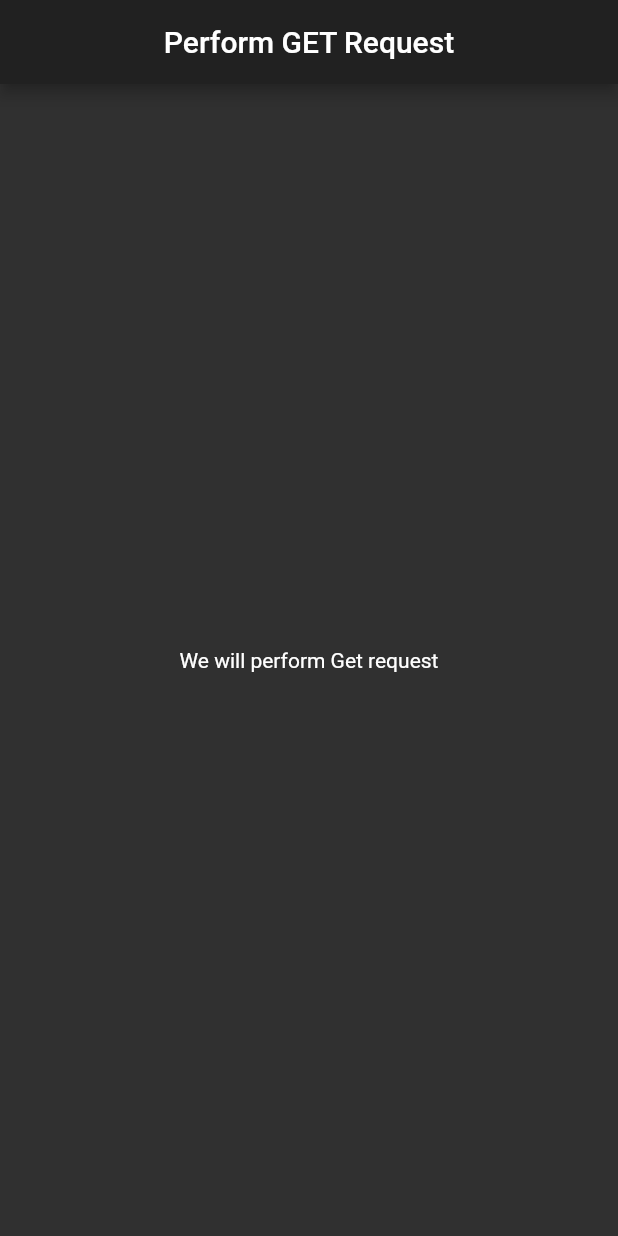
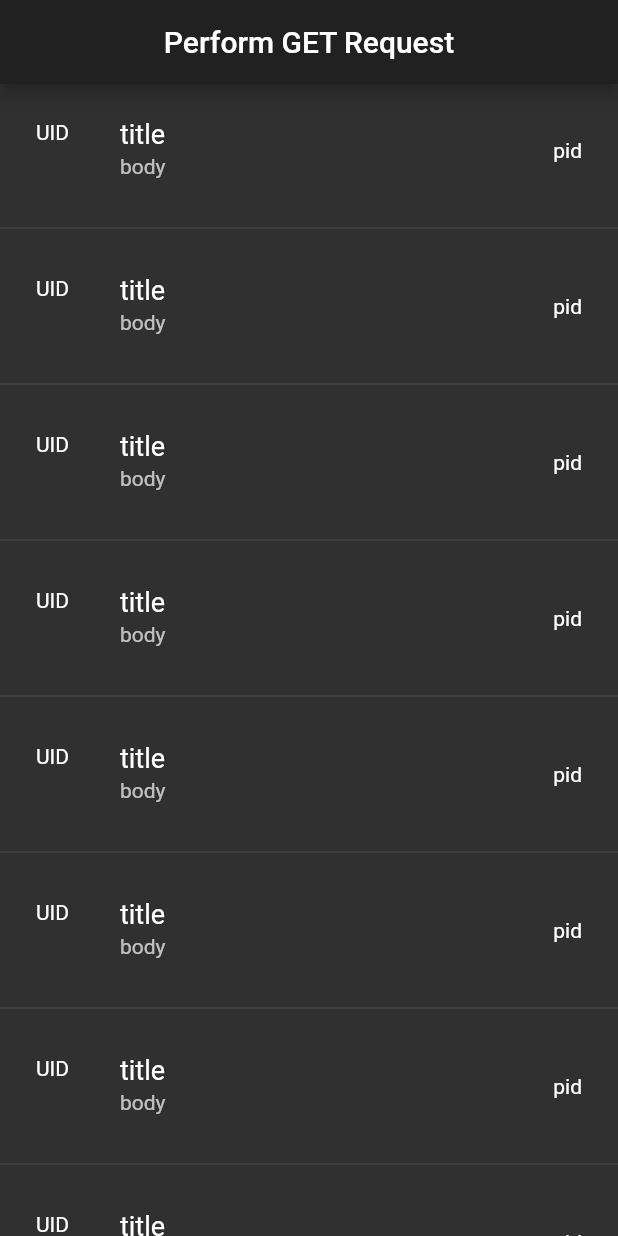
Before and after one commit to kosbaship/rest_api_handle, a Flutter app: the screen it shows after launch, on a phone screen of 412 x 824 dp. Run offline on Flutter 3.47's test engine with Material 2 defaults, Android fonts, the phone set to English and light mode, and no system bars.

Commit message:
ListItem Design According TO The API

```diff
--- a/lib/main.dart
+++ b/lib/main.dart
@@ -24,7 +24,36 @@ class _HomePageState extends State<HomePage> {
           title: Text("Perform GET Request"),
           centerTitle: true,
         ),
-        body: Center(child: Text("We will perform Get request"))
+        body: ListView.separated(
+          scrollDirection: Axis.vertical,
+          // itemCount: _posts.length,
+          itemCount: 25,
+          itemBuilder: (context, index){
+            return Padding(
+              padding: EdgeInsets.all(8.0),
+              child: ListTile(
+                // leading: Text("UID ${_posts[index].userId}"),
+                leading: Text("UID"),
+                title: Text(
+                  // _posts[index].title,
+                  "title",
+                  style: TextStyle(fontSize: 18),
+                ),
+                subtitle: Text(
+                  // _posts[index].body,
+                  "body",
+                ),
+                // trailing: Text("Pid ${_posts[index].id}"),
+                trailing: Text("pid"),
+                onTap: (){
+                  print("Hello From Terminal I am Item Number ${index+1}");
+                },
+              ),
+            );
+
+          },
+          separatorBuilder: (context, index) => Divider(),
+        ),
       ),
     );
   }
```
